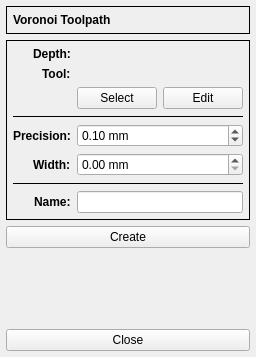
First picture: the form in G2G/forms/voronoiform.ui, repository XRay3D/GERBER_X3, before the edit.
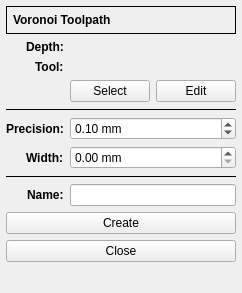
Second picture: the form after the edit. Custom widgets are drawn as their Qt base class.

What changed in the file:
```diff
--- a/G2G/forms/voronoiform.ui
+++ b/G2G/forms/voronoiform.ui
@@ -6,14 +6,17 @@
    <rect>
     <x>0</x>
     <y>0</y>
-    <width>244</width>
-    <height>357</height>
+    <width>230</width>
+    <height>293</height>
    </rect>
   </property>
   <property name="windowTitle">
    <string>Form</string>
   </property>
-  <layout class="QVBoxLayout" name="verticalLayout">
+  <layout class="QFormLayout" name="formLayout_2">
+   <property name="labelAlignment">
+    <set>Qt::AlignRight|Qt::AlignTrailing|Qt::AlignVCenter</set>
+   </property>
    <property name="leftMargin">
     <number>6</number>
    </property>
@@ -26,7 +29,7 @@
    <property name="bottomMargin">
     <number>6</number>
    </property>
-   <item>
+   <item row="0" column="0" colspan="2">
     <widget class="QFrame" name="frame">
      <property name="sizePolicy">
       <sizepolicy hsizetype="Preferred" vsizetype="Fixed">
@@ -69,31 +72,7 @@
      </layout>
     </widget>
    </item>
-   <item>
-    <widget class="QFrame" name="frame_2">
-     <property name="frameShape">
-      <enum>QFrame::Box</enum>
-     </property>
-     <property name="frameShadow">
-      <enum>QFrame::Plain</enum>
-     </property>
-     <layout class="QFormLayout" name="formLayout">
-      <property name="labelAlignment">
-       <set>Qt::AlignRight|Qt::AlignTrailing|Qt::AlignVCenter</set>
-      </property>
-      <property name="leftMargin">
-       <number>6</number>
-      </property>
-      <property name="topMargin">
-       <number>6</number>
-      </property>
-      <property name="rightMargin">
-       <number>6</number>
-      </property>
-      <property name="bottomMargin">
-       <number>6</number>
-      </property>
-      <item row="0" column="0">
+   <item row="1" column="0">
        <widget class="QLabel" name="label_2">
         <property name="font">
          <font>
@@ -106,7 +85,7 @@
         </property>
        </widget>
       </item>
-      <item row="1" column="0">
+   <item row="2" column="0">
        <widget class="QLabel" name="label_3">
         <property name="font">
          <font>
@@ -120,6 +99,9 @@
        </widget>
       </item>
       <item row="1" column="1">
+    <widget class="DepthForm" name="dsbxDepth" native="true"/>
+   </item>
+   <item row="2" column="1">
        <widget class="QLabel" name="lblToolName">
         <property name="frameShape">
          <enum>QFrame::NoFrame</enum>
@@ -129,7 +111,7 @@
         </property>
        </widget>
       </item>
-      <item row="2" column="1">
+   <item row="3" column="1">
        <layout class="QHBoxLayout" name="horizontalLayout">
         <item>
          <widget class="QPushButton" name="pbSelect">
@@ -147,7 +129,7 @@
         </item>
        </layout>
       </item>
-      <item row="3" column="0" colspan="2">
+   <item row="4" column="0" colspan="2">
        <widget class="Line" name="line">
         <property name="frameShadow">
          <enum>QFrame::Plain</enum>
@@ -157,7 +139,7 @@
         </property>
        </widget>
       </item>
-      <item row="4" column="0">
+   <item row="5" column="0">
        <widget class="QLabel" name="label_4">
         <property name="font">
          <font>
@@ -170,7 +152,20 @@
         </property>
        </widget>
       </item>
-      <item row="4" column="1">
+   <item row="6" column="0">
+    <widget class="QLabel" name="label_5">
+     <property name="font">
+      <font>
+       <weight>75</weight>
+       <bold>true</bold>
+      </font>
+     </property>
+     <property name="text">
+      <string>Width:</string>
+     </property>
+    </widget>
+   </item>
+   <item row="5" column="1">
        <widget class="DoubleSpinBox" name="dsbxPrecision">
         <property name="suffix">
          <string> mm</string>
@@ -192,17 +187,20 @@
         </property>
        </widget>
       </item>
-      <item row="6" column="0" colspan="2">
-       <widget class="Line" name="line_2">
-        <property name="frameShadow">
-         <enum>QFrame::Plain</enum>
-        </property>
-        <property name="orientation">
-         <enum>Qt::Horizontal</enum>
+   <item row="6" column="1">
+    <widget class="DoubleSpinBox" name="dsbxWidth">
+     <property name="suffix">
+      <string> mm</string>
+     </property>
+     <property name="maximum">
+      <double>10.000000000000000</double>
+     </property>
+     <property name="singleStep">
+      <double>0.100000000000000</double>
         </property>
        </widget>
       </item>
-      <item row="7" column="0">
+   <item row="8" column="0">
        <widget class="QLabel" name="label_6">
         <property name="font">
          <font>
@@ -215,68 +213,33 @@
         </property>
        </widget>
       </item>
-      <item row="7" column="1">
+   <item row="7" column="0" colspan="2">
+    <widget class="Line" name="line_2">
+     <property name="frameShadow">
+      <enum>QFrame::Plain</enum>
+     </property>
+     <property name="orientation">
+      <enum>Qt::Horizontal</enum>
+     </property>
+    </widget>
+   </item>
+   <item row="8" column="1">
        <widget class="QLineEdit" name="leName"/>
       </item>
-      <item row="0" column="1">
-       <widget class="DepthForm" name="dsbxDepth" native="true"/>
-      </item>
-      <item row="5" column="0">
-       <widget class="QLabel" name="label_5">
-        <property name="font">
-         <font>
-          <weight>75</weight>
-          <bold>true</bold>
-         </font>
-        </property>
-        <property name="text">
-         <string>Width:</string>
-        </property>
-       </widget>
-      </item>
-      <item row="5" column="1">
-       <widget class="DoubleSpinBox" name="dsbxWidth">
-        <property name="suffix">
-         <string> mm</string>
-        </property>
-        <property name="maximum">
-         <double>10.000000000000000</double>
-        </property>
-        <property name="singleStep">
-         <double>0.100000000000000</double>
-        </property>
-       </widget>
-      </item>
-     </layout>
-    </widget>
-   </item>
-   <item>
-    <widget class="QPushButton" name="pbCreate">
-     <property name="text">
-      <string>Create</string>
-     </property>
-    </widget>
-   </item>
-   <item>
-    <spacer name="verticalSpacer">
-     <property name="orientation">
-      <enum>Qt::Vertical</enum>
-     </property>
-     <property name="sizeHint" stdset="0">
-      <size>
-       <width>20</width>
-       <height>321</height>
-      </size>
-     </property>
-    </spacer>
-   </item>
-   <item>
+   <item row="10" column="0" colspan="2">
     <widget class="QPushButton" name="pbClose">
      <property name="text">
       <string>Close</string>
      </property>
     </widget>
    </item>
+   <item row="9" column="0" colspan="2">
+    <widget class="QPushButton" name="pbCreate">
+     <property name="text">
+      <string>Create</string>
+     </property>
+    </widget>
+   </item>
   </layout>
  </widget>
  <customwidgets>
```
Lines whose indentation alone changed are shown as unchanged.
